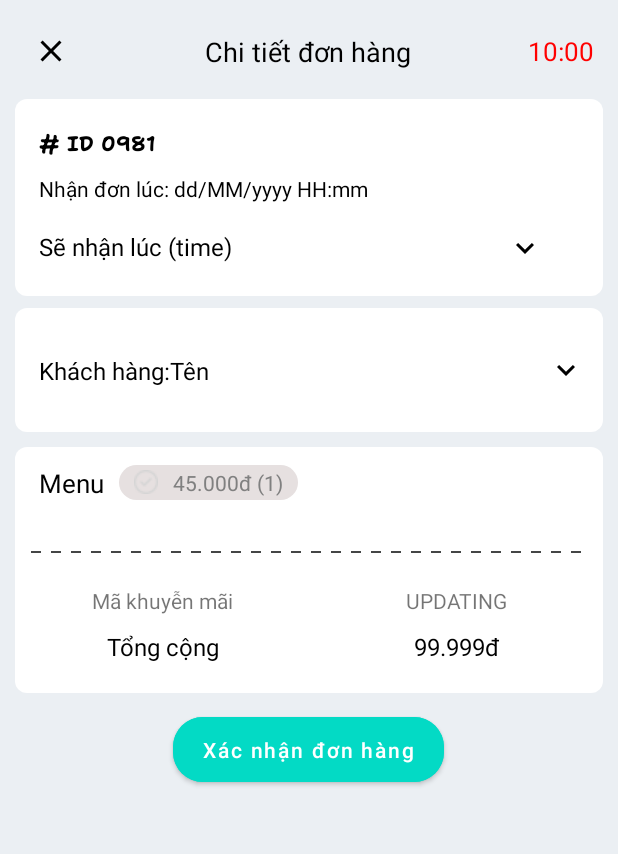
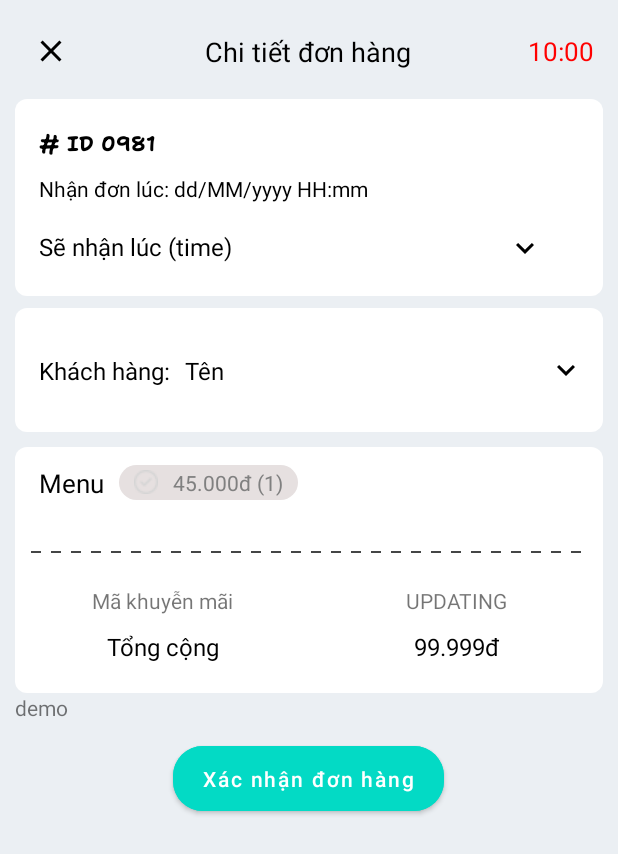
Before and after one commit to vungnv10103/Food-App-Merchant, an Android app: the layout dialog_view_detail_order.xml on its own in the app's theme, with its tools: preview values and no code run, on a phone screen of 412 x 824 dp. Shown: the top 854 px of the screen. Run offline under Robolectric (Android 15) with nearby library versions, the phone set to English and light mode, and no system bars; Roboto replaces fonts that are not available here.

Commit message:
fix update

```diff
--- a/app/src/main/java/vungnv/com/foodappmerchant/model/Order.java
+++ b/app/src/main/java/vungnv/com/foodappmerchant/model/Order.java
@@ -4,6 +4,7 @@ import java.util.HashMap;
 
 public class Order {
     public int pos;
+    public int posByUserClient;
     public String id;
     public String idUser;
     public String idMerchant;
--- a/app/src/main/res/layout/dialog_view_detail_order.xml
+++ b/app/src/main/res/layout/dialog_view_detail_order.xml
@@ -155,10 +155,11 @@
                 app:layout_constraintTop_toTopOf="parent" />
 
             <TextView
-                android:id="@+id/tvNameOrderer"
+                android:id="@+id/tvNameOrderEr"
                 android:layout_width="wrap_content"
                 android:layout_height="wrap_content"
                 android:layout_marginTop="9dp"
+                android:layout_marginStart="10dp"
                 android:layout_marginBottom="9dp"
                 android:fontFamily="@font/roboto_bold"
                 android:maxLines="1"
@@ -328,6 +329,11 @@
             </LinearLayout>
         </LinearLayout>
     </androidx.constraintlayout.widget.ConstraintLayout>
+    <TextView
+        android:id="@+id/tvDemo"
+        android:layout_width="wrap_content"
+        android:layout_height="wrap_content"
+        android:text="demo"/>
 
     <Button
         android:id="@+id/btnConfirmOrder"
```
Also changed, not shown: app/src/main/java/vungnv/com/foodappmerchant/adapters/OrderAdapter.java (+31 -4 lines).
